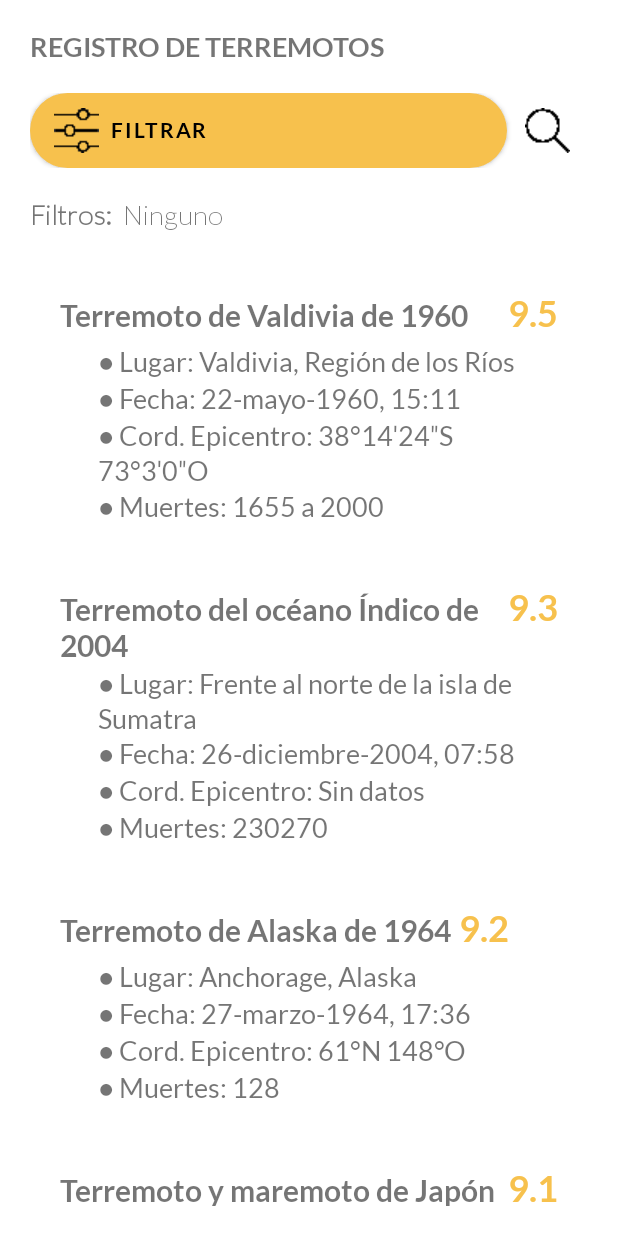
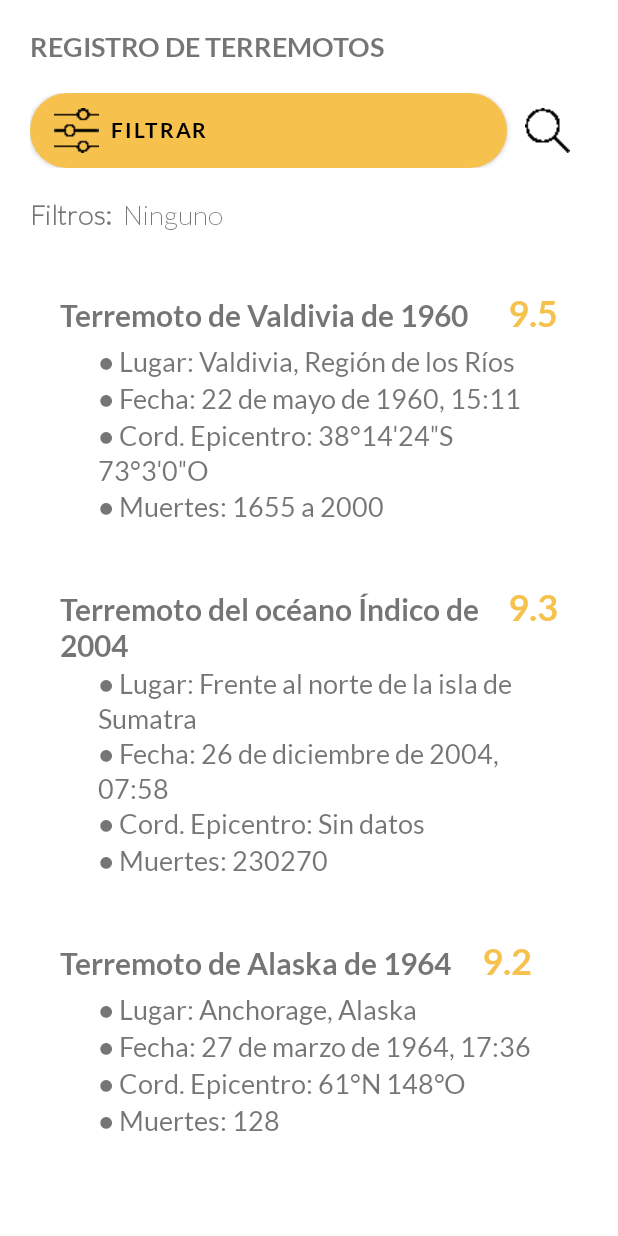
Before and after one commit to mariaduva/AD-SQLite-ProyectoT2, an Android app: the ConsultActivity screen opened directly, with no data from a screen before it, on a phone screen of 412 x 824 dp. Run offline under Robolectric (Android 15) with nearby library versions, the phone set to English and light mode, and no system bars; our stand-ins replace Room's generated code.

Commit message:
changes in adapter

```diff
--- a/ProyectoBADT2_MariaDuque/app/src/main/java/com/example/proyectobadt2_maraduque/ConsultActivity.java
+++ b/ProyectoBADT2_MariaDuque/app/src/main/java/com/example/proyectobadt2_maraduque/ConsultActivity.java
@@ -158,6 +158,8 @@ public class ConsultActivity extends AppCompatActivity implements View.OnClickLi
         } else {
             earthquakes = (ArrayList<Terremoto>) tDao.selectByMonthYear(filtersYearMonth);
         }
+
+        loadRV(earthquakes);
     }
 
     private void filter() {
--- a/ProyectoBADT2_MariaDuque/app/src/main/java/com/example/proyectobadt2_maraduque/rvutil/EarthquakeAdapter.java
+++ b/ProyectoBADT2_MariaDuque/app/src/main/java/com/example/proyectobadt2_maraduque/rvutil/EarthquakeAdapter.java
@@ -58,7 +58,7 @@ public class EarthquakeAdapter extends RecyclerView.Adapter<EarthquakeAdapter.Ea
             tvName.setText(earthquake.nombre);
             tvMagnitude.setText(String.valueOf(earthquake.magnitud));
             tvPlace.setText(String.format(context.getString(R.string.tv_place_it), earthquake.lugar));
-            tvDate.setText(String.format(context.getString(R.string.tv_date_it), earthquake.fecha));
+            tvDate.setText(String.format(context.getString(R.string.tv_date_it), earthquake.fecha.replace("-", " de ")));
             tvCoordinates.setText(String.format(context.getString(R.string.tv_coordinates_epi_it), earthquake.coordenadas));
             tvDeaths.setText(String.format(context.getString(R.string.tv_deaths_it), earthquake.muertos));
         }
```
